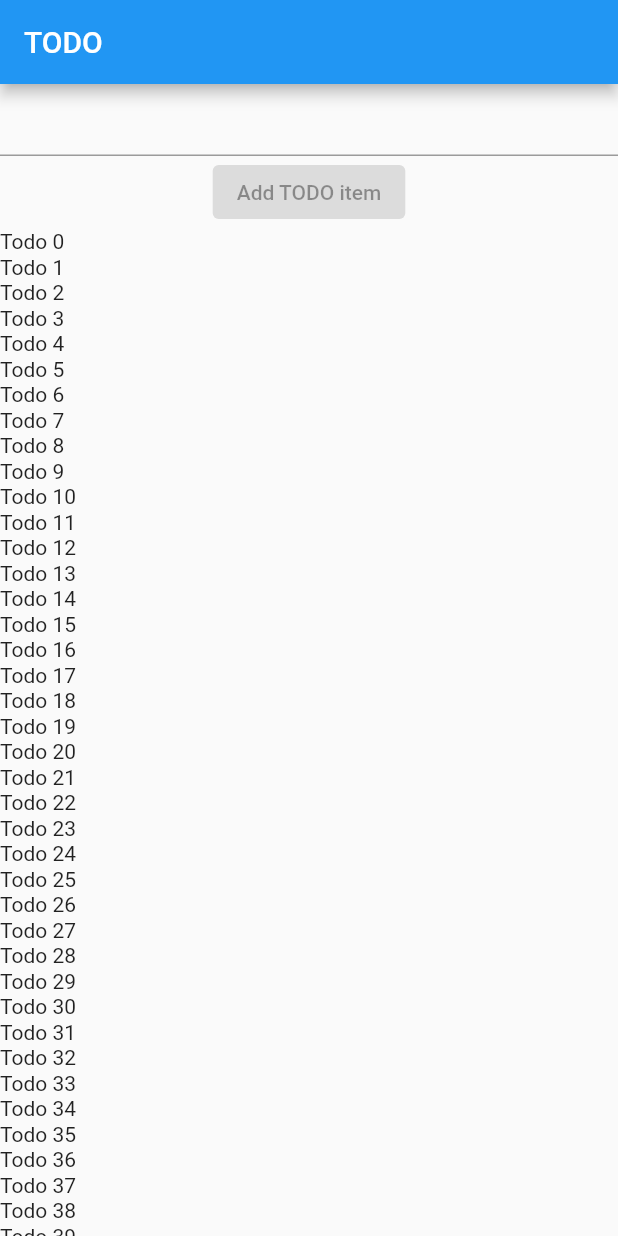
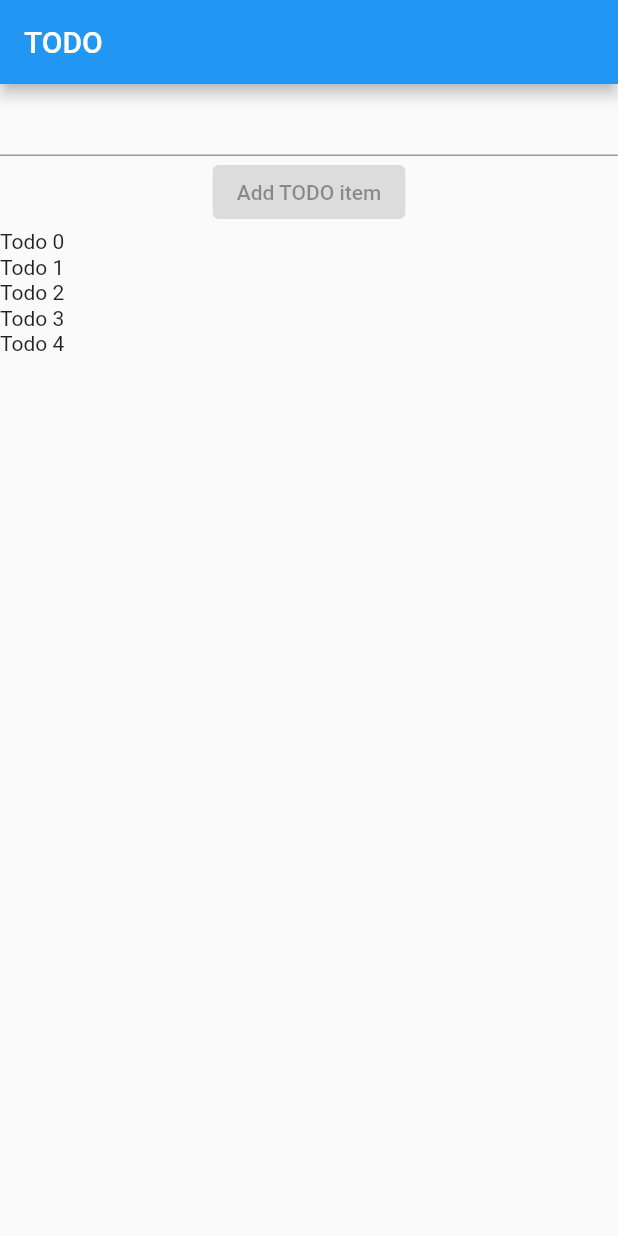
Before and after one commit to vtomic85/OpenITTODOApplication, a Flutter app: the screen it shows after launch, on a phone screen of 412 x 824 dp. Run offline on Flutter 3.47's test engine with Material 2 defaults, Android fonts, the phone set to English and light mode, and no system bars.

```diff
--- a/new_app/lib/data/todo_item.dart
+++ b/new_app/lib/data/todo_item.dart
@@ -8,5 +8,3 @@ class TodoItem {
   TodoItem(this.description, this.done, {String? id})
       : id = id ?? const Uuid().v1();
 }
-
-final mockTodos = List.generate(500, (index) => TodoItem('Todo $index', false));
--- a/new_app/lib/home/home_screen.dart
+++ b/new_app/lib/home/home_screen.dart
@@ -1,5 +1,6 @@
 import 'package:flutter/material.dart';
-import 'package:new_app/data/todo_item.dart';
+import 'package:new_app/home/home_view_model.dart';
+import 'package:provider/provider.dart';
 
 class HomeScreen extends StatelessWidget {
   const HomeScreen({Key? key}) : super(key: key);
@@ -25,14 +26,16 @@ class HomeScreen extends StatelessWidget {
                 child: Text('Add TODO item'),
               ),
               Expanded(
-                child: ListView.builder(
-                  itemCount: mockTodos.length,
-                  itemBuilder: (context, index) {
-                    return Padding(
-                        padding: const EdgeInsets.fromLTRB(0, 1.0, 0, 0),
-                        child: Text(mockTodos[index].description)
-                    );
-                  },
+                child: Consumer<HomeViewModel>(
+                  builder: (context, model, __) => ListView.builder(
+                    itemCount: model.todoItems.length,
+                    itemBuilder: (context, index) {
+                      return Padding(
+                          padding: const EdgeInsets.fromLTRB(0, 1.0, 0, 0),
+                          child: Text(model.todoItems[index].description)
+                      );
+                    },
+                  ),
                 ),
               ),
             ],
--- /dev/null
+++ b/new_app/lib/home/home_view_model.dart
@@ -0,0 +1,6 @@
+import 'package:flutter/material.dart';
+import 'package:new_app/data/todo_item.dart';
+
+class HomeViewModel with ChangeNotifier {
+  List<TodoItem> todoItems = List.generate(5, (index) => TodoItem('Todo $index', false));
+}
--- a/new_app/lib/main.dart
+++ b/new_app/lib/main.dart
@@ -1,8 +1,13 @@
 import 'package:flutter/material.dart';
 import 'package:new_app/home/home_screen.dart';
+import 'package:new_app/home/home_view_model.dart';
+import 'package:provider/provider.dart';
 
 void main() {
-  runApp(const HomeScreen());
+  runApp(MultiProvider(
+    providers: [ChangeNotifierProvider(create: (_) => HomeViewModel())],
+    child: const HomeScreen(),
+  ));
 }
 
 class MyApp extends StatelessWidget {
--- a/new_app/pubspec.yaml
+++ b/new_app/pubspec.yaml
@@ -34,6 +34,8 @@ dependencies:
   # The following adds the Cupertino Icons font to your application.
   # Use with the CupertinoIcons class for iOS style icons.
   cupertino_icons: ^1.0.2
+  provider: ^6.0.3
+  uuid: ^3.0.6
 
 dev_dependencies:
   flutter_test:
```
Also changed, not shown: new_app/pubspec.lock.
